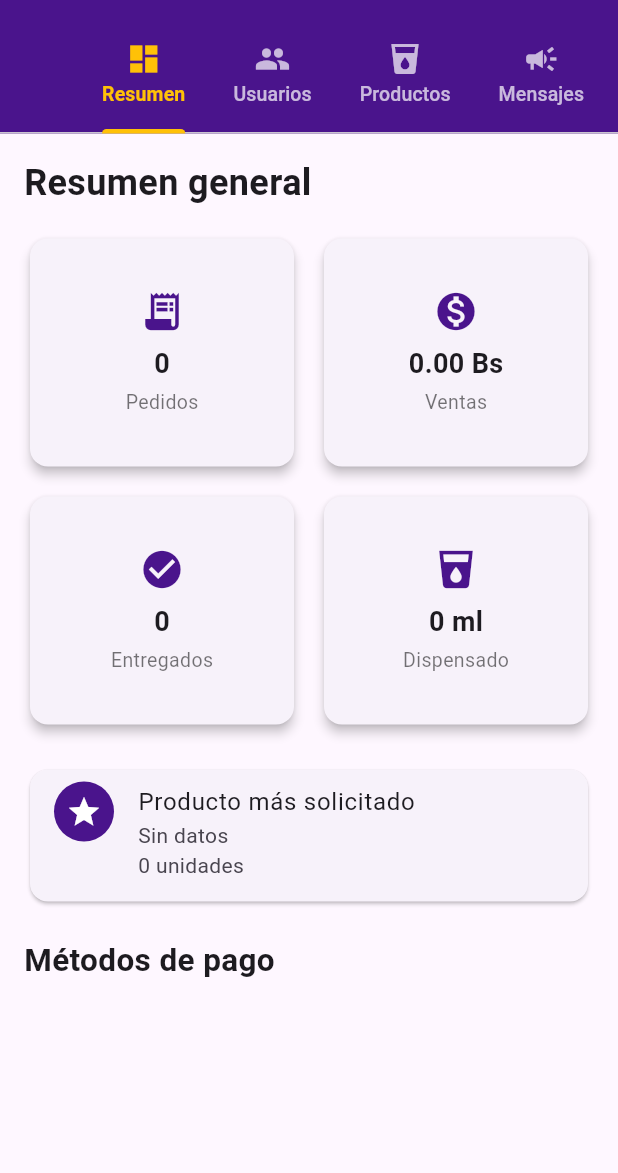
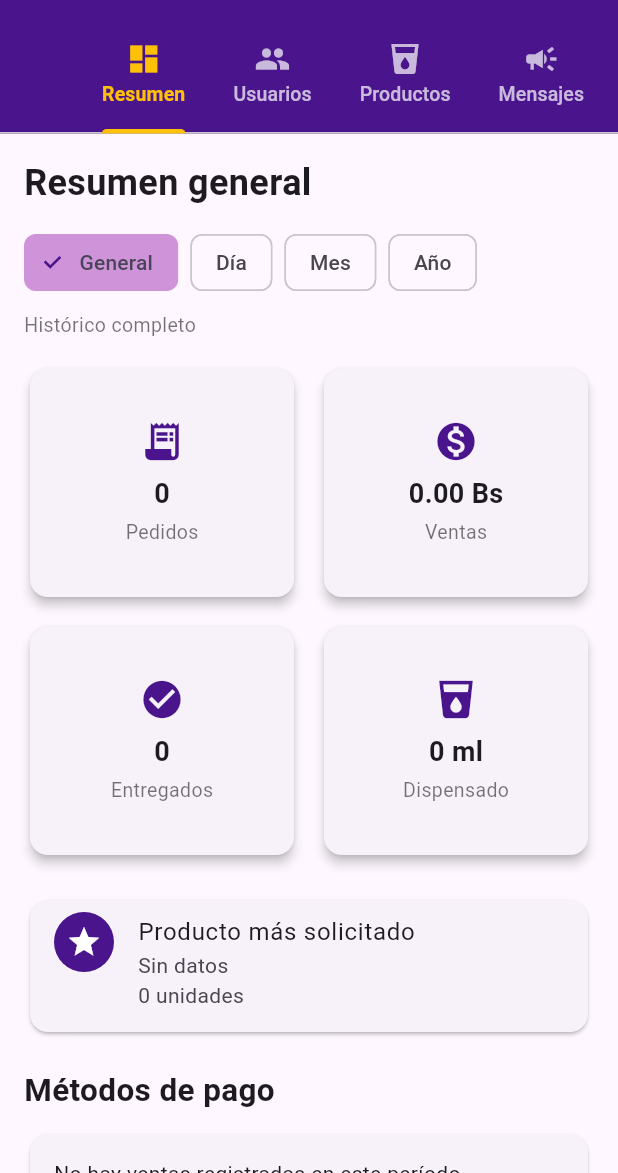
Before and after one commit to Andrux88Felius/CHICHEJ, a Flutter app: the AdminDashboardPage screen opened directly, on a phone screen of 412 x 824 dp, the part 63-1236 px from its top. Run offline on Flutter 3.47's test engine with Material 3 defaults, Android fonts, the phone set to English and light mode, and no system bars; our stand-ins replace audioplayers, cloud_firestore, firebase_auth, firebase_core, firebase_database, flutter_blue_plus and 5 more; accounts and stored records are empty; statements that could not run were skipped.

Commit message:
feat: agrega resumen administrativo por periodo

```diff
--- a/app/lib/screens/admin_dashboard_page.dart
+++ b/app/lib/screens/admin_dashboard_page.dart
@@ -11,8 +11,11 @@ import '../providers/user_provider.dart';
 import '../services/admin_service.dart';
 import '../services/dispenser_service.dart';
 import '../services/product_service.dart';
+import '../services/report_service.dart';
 import '../utils/colors.dart';
 import 'admin_user_detail_page.dart';
+
+enum _PeriodoResumen { general, dia, mes, anio }
 
 class AdminDashboardPage extends StatefulWidget {
   const AdminDashboardPage({super.key});
@@ -25,6 +28,7 @@ class _AdminDashboardPageState extends State<AdminDashboardPage> {
   final ProductService _productService = ProductService();
   final AdminService _adminService = AdminService();
   final DispenserService _dispenserService = DispenserService();
+  final ReportService _reportService = const ReportService();
 
   StreamSubscription<fb_db.DatabaseEvent>? _usuariosSubscription;
   StreamSubscription<QuerySnapshot<Map<String, dynamic>>>? _pedidosSubscription;
@@ -36,6 +40,7 @@ class _AdminDashboardPageState extends State<AdminDashboardPage> {
   Object? _errorUsuarios;
   bool _cargandoPedidos = true;
   Object? _errorPedidos;
+  _PeriodoResumen _periodoResumen = _PeriodoResumen.general;
 
   @override
   void initState() {
@@ -192,6 +197,88 @@ class _AdminDashboardPageState extends State<AdminDashboardPage> {
         ),
       ),
     );
+  }
+
+  SalesReportSummary _crearResumenSeleccionado() {
+    if (_periodoResumen == _PeriodoResumen.general) {
+      return _reportService.crearResumenGeneral(documentos: _pedidosCache);
+    }
+
+    final ahora = DateTime.now();
+    late final DateTime inicio;
+    late final DateTime finExclusivo;
+
+    switch (_periodoResumen) {
+      case _PeriodoResumen.dia:
+        inicio = DateTime(ahora.year, ahora.month, ahora.day);
+        finExclusivo = inicio.add(const Duration(days: 1));
+        break;
+      case _PeriodoResumen.mes:
+        inicio = DateTime(ahora.year, ahora.month);
+        finExclusivo = DateTime(ahora.year, ahora.month + 1);
+        break;
+      case _PeriodoResumen.anio:
+        inicio = DateTime(ahora.year);
+        finExclusivo = DateTime(ahora.year + 1);
+        break;
+      case _PeriodoResumen.general:
+        throw StateError('El período general no requiere límites.');
+    }
+
+    return _reportService.crearResumenEntre(
+      documentos: _pedidosCache,
+      inicio: inicio,
+      finExclusivo: finExclusivo,
+    );
+  }
+
+  String _etiquetaPeriodo(_PeriodoResumen periodo) {
+    switch (periodo) {
+      case _PeriodoResumen.general:
+        return 'General';
+      case _PeriodoResumen.dia:
+        return 'Día';
+      case _PeriodoResumen.mes:
+        return 'Mes';
+      case _PeriodoResumen.anio:
+        return 'Año';
+    }
+  }
+
+  String _descripcionPeriodoActivo() {
+    final ahora = DateTime.now();
+    switch (_periodoResumen) {
+      case _PeriodoResumen.general:
+        return 'Histórico completo';
+      case _PeriodoResumen.dia:
+        return 'Hoy · ${_dosDigitos(ahora.day)}/'
+            '${_dosDigitos(ahora.month)}/${ahora.year}';
+      case _PeriodoResumen.mes:
+        const meses = [
+          'Enero',
+          'Febrero',
+          'Marzo',
+          'Abril',
+          'Mayo',
+          'Junio',
+          'Julio',
+          'Agosto',
+          'Septiembre',
+          'Octubre',
+          'Noviembre',
+          'Diciembre',
+        ];
+        return '${meses[ahora.month - 1]} ${ahora.year}';
+      case _PeriodoResumen.anio:
+        return '${ahora.year}';
+    }
+  }
+
+  String _dosDigitos(int valor) => valor.toString().padLeft(2, '0');
+
+  String _formatearDispensado(int mililitros) {
+    if (mililitros < 1000) return '$mililitros ml';
+    return '${(mililitros / 1000).toStringAsFixed(2)} L';
   }
 
   // ============================================================
@@ -800,70 +887,7 @@ class _AdminDashboardPageState extends State<AdminDashboardPage> {
       );
     }
 
-    final docs = _pedidosCache;
-
-    int pedidosTotales = 0;
-    int pedidosEntregados = 0;
-    int mlRegistrados = 0;
-    double ventas = 0;
-
-    final Map<String, int> productosVendidos = {};
-
-    final Map<String, int> metodosPago = {};
-
-    for (final doc in docs) {
-      final data = doc.data();
-
-      pedidosTotales++;
-
-      final String estado = data['estado']?.toString() ?? '';
-
-      if (estado == 'entregado') {
-        pedidosEntregados++;
-      }
-
-      mlRegistrados += (data['cantidadTotalMl'] as num?)?.toInt() ?? 0;
-
-      final String estadoPago = data['estadoPago']?.toString() ?? '';
-
-      if (estadoPago == 'aprobado') {
-        ventas += (data['total'] as num?)?.toDouble() ?? 0;
-      }
-
-      final String metodoPago =
-          data['metodoPago']?.toString().toLowerCase() ?? 'desconocido';
-
-      metodosPago[metodoPago] = (metodosPago[metodoPago] ?? 0) + 1;
-
-      final dynamic items = data['items'];
-
-      if (items is List) {
-        for (final dynamic item in items) {
-          if (item is Map) {
-            final String nombre = item['nombre']?.toString() ?? 'Producto';
-
-            final int cantidad = (item['cantidad'] as num?)?.toInt() ?? 1;
-
-            productosVendidos[nombre] =
-                (productosVendidos[nombre] ?? 0) + cantidad;
-          }
-        }
-      }
-    }
-
-    String productoMasPedido = 'Sin datos';
-
-    int cantidadMasPedida = 0;
-
-    productosVendidos.forEach(
-      (producto, cantidad) {
-        if (cantidad > cantidadMasPedida) {
-          cantidadMasPedida = cantidad;
-
-          productoMasPedido = producto;
-        }
-      },
-    );
+    final resumen = _crearResumenSeleccionado();
 
     return ListView(
       padding: const EdgeInsets.all(16),
@@ -874,6 +898,25 @@ class _AdminDashboardPageState extends State<AdminDashboardPage> {
             fontSize: 24,
             fontWeight: FontWeight.bold,
           ),
+        ),
+        const SizedBox(height: 12),
+        Wrap(
+          spacing: 8,
+          runSpacing: 8,
+          children: _PeriodoResumen.values.map((periodo) {
+            return ChoiceChip(
+              label: Text(_etiquetaPeriodo(periodo)),
+              selected: _periodoResumen == periodo,
+              selectedColor: AppColors.lilaClaro,
+              checkmarkColor: AppColors.lilaOscuro,
+              onSelected: (_) => setState(() => _periodoResumen = periodo),
+            );
+          }).toList(growable: false),
+        ),
+        const SizedBox(height: 8),
+        Text(
+          _descripcionPeriodoActivo(),
+          style: const TextStyle(color: Colors.black54, fontSize: 13),
         ),
         const SizedBox(height: 16),
         GridView.count(
@@ -886,22 +929,22 @@ class _AdminDashboardPageState extends State<AdminDashboardPage> {
           children: [
             _tarjetaEstadistica(
               titulo: 'Pedidos',
-              valor: '$pedidosTotales',
+              valor: '${resumen.pedidos.length}',
               icono: Icons.receipt_long,
             ),
             _tarjetaEstadistica(
               titulo: 'Ventas',
-              valor: '${ventas.toStringAsFixed(2)} Bs',
+              valor: '${resumen.totalVendido.toStringAsFixed(2)} Bs',
               icono: Icons.monetization_on,
             ),
             _tarjetaEstadistica(
               titulo: 'Entregados',
-              valor: '$pedidosEntregados',
+              valor: '${resumen.pedidosEntregados}',
               icono: Icons.check_circle,
             ),
             _tarjetaEstadistica(
               titulo: 'Dispensado',
-              valor: '$mlRegistrados ml',
+              valor: _formatearDispensado(resumen.dispensadoMl),
               icono: Icons.local_drink,
             ),
           ],
@@ -920,12 +963,52 @@ class _AdminDashboardPageState extends State<AdminDashboardPage> {
               'Producto más solicitado',
             ),
             subtitle: Text(
-              '$productoMasPedido\n'
-              '$cantidadMasPedida unidades',
+              '${resumen.productoMasVendido}\n'
+              '${resumen.cantidadProductoMasVendido} unidades',
             ),
             isThreeLine: true,
           ),
         ),
+        if (resumen.productosMasVendidos.isNotEmpty) ...[
+          const SizedBox(height: 18),
+          const Text(
+            'Top productos del período',
+            style: TextStyle(fontSize: 18, fontWeight: FontWeight.bold),
+          ),
+          const SizedBox(height: 10),
+          Card(
+            child: Padding(
+              padding: const EdgeInsets.all(14),
+              child: Column(
+                children: resumen.productosMasVendidos.map((producto) {
+                  final maximo = resumen.productosMasVendidos.first.cantidad;
+                  return Padding(
+                    padding: const EdgeInsets.only(bottom: 12),
+                    child: Column(
+                      crossAxisAlignment: CrossAxisAlignment.start,
+                      children: [
+                        Row(
+                          children: [
+                            Expanded(child: Text(producto.nombre)),
+                            Text('${producto.cantidad}'),
+                          ],
+                        ),
+                        const SizedBox(height: 5),
+                        LinearProgressIndicator(
+                          value: maximo == 0 ? 0 : producto.cantidad / maximo,
+                          minHeight: 7,
+                          borderRadius: BorderRadius.circular(6),
+                          color: AppColors.lilaMedio,
+                          backgroundColor: AppColors.lilaClaro,
+                        ),
+                      ],
+                    ),
+                  );
+                }).toList(growable: false),
+              ),
+            ),
+          ),
+        ],
         const SizedBox(height: 20),
         const Text(
           'Métodos de pago',
@@ -935,7 +1018,15 @@ class _AdminDashboardPageState extends State<AdminDashboardPage> {
           ),
         ),
         const SizedBox(height: 10),
-        ...metodosPago.entries.map(
+        if (resumen.metodosPago.isEmpty)
+          const Card(
+            child: Padding(
+              padding: EdgeInsets.all(16),
+              child: Text('No hay ventas registradas en este período.'),
+            ),
+          )
+        else
+          ...resumen.metodosPago.entries.map(
             (entry) {
               IconData icono;
 
--- a/app/lib/services/report_service.dart
+++ b/app/lib/services/report_service.dart
@@ -107,6 +107,42 @@ class SalesReportSummary {
 class ReportService {
   const ReportService();
 
+  SalesReportSummary crearResumenGeneral({
+    required Iterable<QueryDocumentSnapshot<Map<String, dynamic>>> documentos,
+  }) {
+    final pedidos = documentos
+        .map(_normalizarPedido)
+        .whereType<ReportOrder>()
+        .toList()
+      ..sort((a, b) => b.fechaCreacion.compareTo(a.fechaCreacion));
+    final ahora = DateTime.now();
+    final inicio = pedidos.isEmpty ? ahora : pedidos.last.fechaCreacion;
+    final fin = pedidos.isEmpty ? ahora : pedidos.first.fechaCreacion;
+    return _crearResumenPedidos(pedidos, inicio, fin);
+  }
+
+  SalesReportSummary crearResumenEntre({
+    required Iterable<QueryDocumentSnapshot<Map<String, dynamic>>> documentos,
+    required DateTime inicio,
+    required DateTime finExclusivo,
+  }) {
+    final pedidos = documentos
+        .map(_normalizarPedido)
+        .whereType<ReportOrder>()
+        .where(
+          (pedido) =>
+              !pedido.fechaCreacion.isBefore(inicio) &&
+              pedido.fechaCreacion.isBefore(finExclusivo),
+        )
+        .toList()
+      ..sort((a, b) => b.fechaCreacion.compareTo(a.fechaCreacion));
+    return _crearResumenPedidos(
+      pedidos,
+      inicio,
+      finExclusivo.subtract(const Duration(microseconds: 1)),
+    );
+  }
+
   SalesReportSummary crearResumen({
     required Iterable<QueryDocumentSnapshot<Map<String, dynamic>>> documentos,
     required DateTime fechaInicial,
@@ -123,17 +159,18 @@ class ReportService {
       fechaFinal.day + 1,
     );
 
-    final pedidos = documentos
-        .map(_normalizarPedido)
-        .whereType<ReportOrder>()
-        .where(
-          (pedido) =>
-              !pedido.fechaCreacion.isBefore(inicio) &&
-              pedido.fechaCreacion.isBefore(finExclusivo),
-        )
-        .toList()
-      ..sort((a, b) => b.fechaCreacion.compareTo(a.fechaCreacion));
+    return crearResumenEntre(
+      documentos: documentos,
+      inicio: inicio,
+      finExclusivo: finExclusivo,
+    );
+  }
 
+  SalesReportSummary _crearResumenPedidos(
+    List<ReportOrder> pedidos,
+    DateTime fechaInicial,
+    DateTime fechaFinal,
+  ) {
     var pedidosEntregados = 0;
     var ventasValidas = 0;
     var totalVendido = 0.0;
@@ -185,8 +222,8 @@ class ReportService {
     }
 
     return SalesReportSummary(
-      fechaInicial: inicio,
-      fechaFinal: finExclusivo.subtract(const Duration(microseconds: 1)),
+      fechaInicial: fechaInicial,
+      fechaFinal: fechaFinal,
       pedidos: pedidos,
       pedidosEntregados: pedidosEntregados,
       ventasValidas: ventasValidas,
```
Lines whose indentation alone changed are shown as unchanged.
